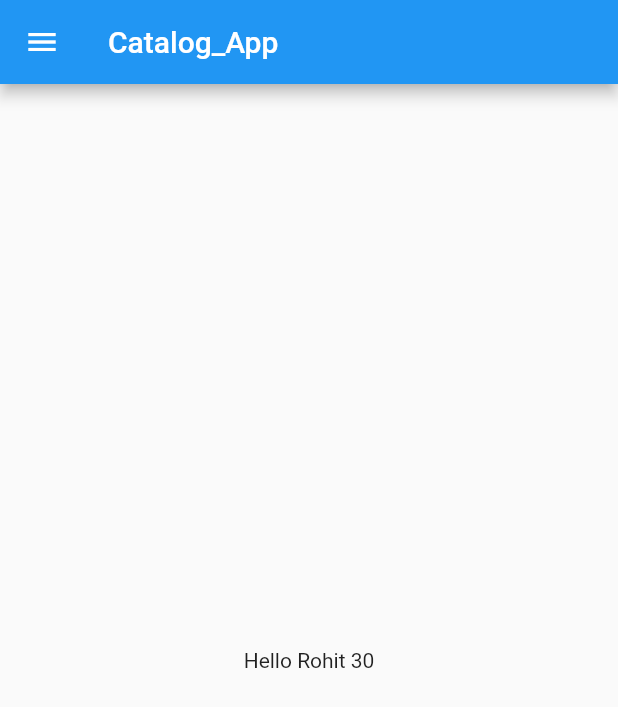
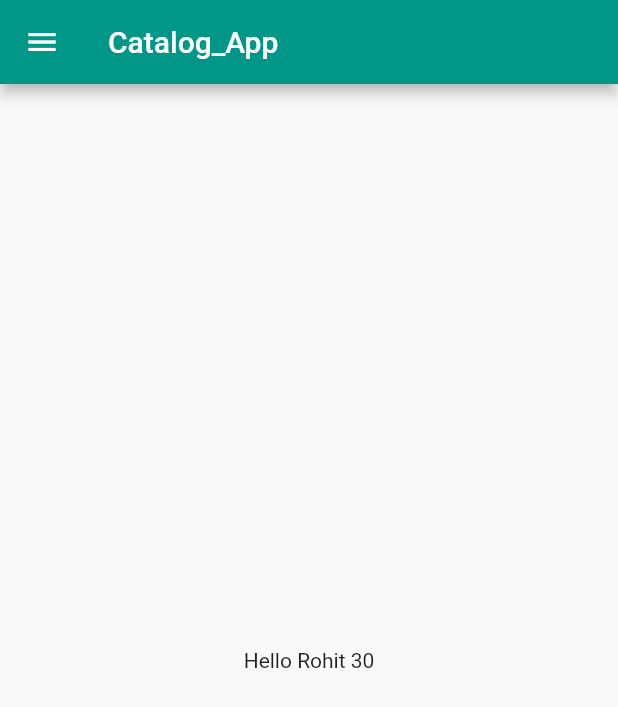
Before and after one commit to rohit-untitled/Flutter, a Flutter app: the screen it shows after launch, on a phone screen of 412 x 824 dp. Shown: the top 707 px of the screen. Run offline on Flutter 3.47's test engine with Material 2 defaults, Android fonts, the phone set to English and light mode, and no system bars.

Commit message:
day3_completed

```diff
--- a/lib/main.dart
+++ b/lib/main.dart
@@ -1,5 +1,6 @@
 import 'package:flutter/material.dart';
-import 'package:flutter_catalogue/home_page.dart';
+import 'package:flutter_catalogue/pages/home_page.dart';
+import 'package:flutter_catalogue/pages/login_page.dart';
 
 void main() {
   runApp(MyApp());
@@ -10,9 +11,19 @@
 
   @override
   Widget build(BuildContext context) {
-
     return MaterialApp(
-      home: HomePage(),
+      //home: HomePage(),
+      themeMode: ThemeMode.light,
+      theme: ThemeData(primarySwatch: Colors.teal),
+      darkTheme: ThemeData(
+        brightness: Brightness.dark,
+      ),
+      initialRoute: "/home",
+      routes: {
+        "/": (context) => LoginPage(),
+        "/home": (context) => HomePage(),
+        "/login": (context) => LoginPage()
+      },
     );
   }
 }
```
Also changed, not shown: lib/pages/login_page.dart (added, +19 -0 lines), lib/pages/home_page.dart (renamed from lib/home_page.dart).
